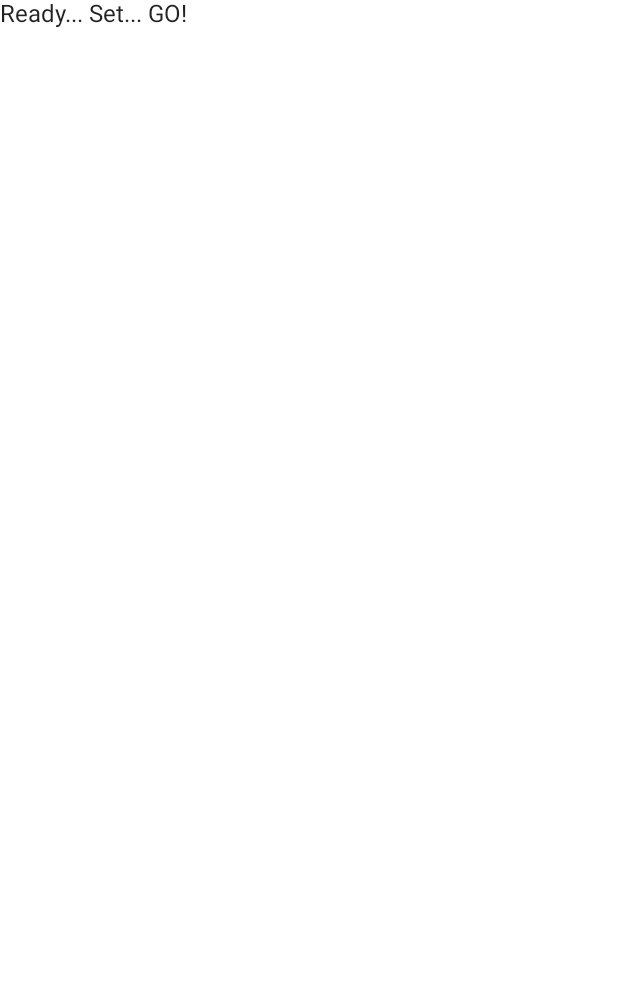
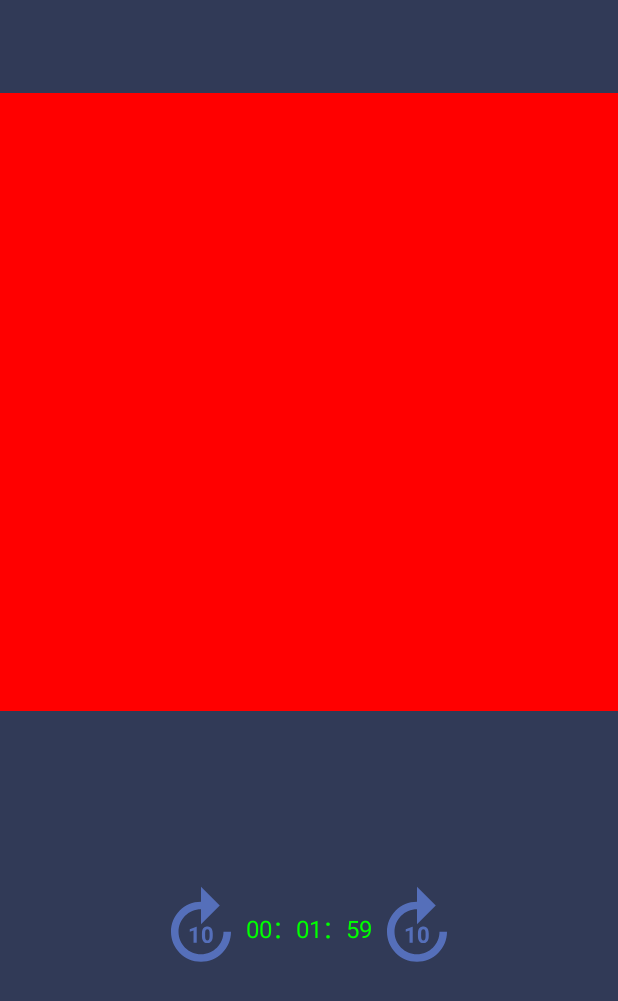
Before and after one commit to wzgcoder/CountDownTimer, an Android app built with Jetpack Compose: the screen it shows after launch (MainActivity), on a phone screen of 412 x 824 dp. Before the commit the part shown is almost empty. Shown: the top 1001 px of the screen. Run offline under Robolectric (Android 15) with nearby library versions, the phone set to English and light mode, and no system bars.

Commit message:
first commit

```diff
--- /dev/null
+++ b/app/src/main/java/com/example/androiddevchallenge/CountDown.kt
@@ -0,0 +1,70 @@
+package com.example.androiddevchallenge
+
+import androidx.compose.foundation.Image
+import androidx.compose.foundation.background
+import androidx.compose.foundation.layout.*
+import androidx.compose.material.*
+import androidx.compose.runtime.Composable
+import androidx.compose.ui.Alignment
+import androidx.compose.ui.Modifier
+import androidx.compose.ui.graphics.Color
+import androidx.compose.ui.res.painterResource
+import androidx.compose.ui.tooling.preview.Preview
+import androidx.compose.ui.unit.dp
+
+/**
+ * describe Java类作用描述.
+ *
+ * @author wangzhangang
+ * @date 2021/3/7 5:17 下午
+ */
+
+@Preview
+@Composable
+fun CountDown() {
+    Column(
+        Modifier
+            .fillMaxWidth()
+            .fillMaxHeight(),
+        verticalArrangement = Arrangement.Center
+    ) {
+        Box(
+            Modifier
+                .fillMaxWidth()
+                .aspectRatio(1f)
+                .background(Color.Red)
+        ) {
+        }
+
+        Row(
+            horizontalArrangement = Arrangement.Center,
+            verticalAlignment  = Alignment.CenterVertically,
+            modifier = Modifier
+                .fillMaxWidth()
+                .fillMaxHeight(0.7f)
+                .wrapContentHeight()
+        ) {
+            Image(
+                painter = painterResource(id = R.drawable.ic_reset),
+                contentDescription = null,
+                modifier = Modifier
+                    .height(60.dp)
+                    .width(60.dp)
+            )
+            Text(
+                text = "00：01：59",
+                color = Color.Green
+            )
+
+            Image(
+                painter = painterResource(id = R.drawable.ic_reset),
+                contentDescription = null,
+                modifier = Modifier
+                    .height(60.dp)
+                    .width(60.dp))
+
+        }
+
+
+    }
+}
--- a/app/src/main/java/com/example/androiddevchallenge/MainActivity.kt
+++ b/app/src/main/java/com/example/androiddevchallenge/MainActivity.kt
@@ -20,16 +20,15 @@ import androidx.activity.compose.setContent
 import androidx.appcompat.app.AppCompatActivity
 import androidx.compose.material.MaterialTheme
 import androidx.compose.material.Surface
-import androidx.compose.material.Text
 import androidx.compose.runtime.Composable
 import androidx.compose.ui.tooling.preview.Preview
-import com.example.androiddevchallenge.ui.theme.MyTheme
+import com.example.androiddevchallenge.ui.theme.CountDownTheme
 
 class MainActivity : AppCompatActivity() {
     override fun onCreate(savedInstanceState: Bundle?) {
         super.onCreate(savedInstanceState)
         setContent {
-            MyTheme {
+            CountDownTheme {
                 MyApp()
             }
         }
@@ -40,14 +39,15 @@ class MainActivity : AppCompatActivity() {
 @Composable
 fun MyApp() {
     Surface(color = MaterialTheme.colors.background) {
-        Text(text = "Ready... Set... GO!")
+        CountDown()
     }
 }
+
 
 @Preview("Light Theme", widthDp = 360, heightDp = 640)
 @Composable
 fun LightPreview() {
-    MyTheme {
+    CountDownTheme {
         MyApp()
     }
 }
@@ -55,7 +55,7 @@ fun LightPreview() {
 @Preview("Dark Theme", widthDp = 360, heightDp = 640)
 @Composable
 fun DarkPreview() {
-    MyTheme(darkTheme = true) {
+    CountDownTheme() {
         MyApp()
     }
 }
--- a/app/src/main/java/com/example/androiddevchallenge/ui/theme/Color.kt
+++ b/app/src/main/java/com/example/androiddevchallenge/ui/theme/Color.kt
@@ -21,3 +21,7 @@ val purple200 = Color(0xFFBB86FC)
 val purple500 = Color(0xFF6200EE)
 val purple700 = Color(0xFF3700B3)
 val teal200 = Color(0xFF03DAC5)
+
+val bgColorCenter = Color(0xFF313A57)
+val textColor = Color(0xFF5BC9B0)
+val btnColor = Color(0xFF5673C2)
--- a/app/src/main/java/com/example/androiddevchallenge/ui/theme/Theme.kt
+++ b/app/src/main/java/com/example/androiddevchallenge/ui/theme/Theme.kt
@@ -15,43 +15,21 @@
  */
 package com.example.androiddevchallenge.ui.theme
 
-import androidx.compose.foundation.isSystemInDarkTheme
 import androidx.compose.material.MaterialTheme
 import androidx.compose.material.darkColors
-import androidx.compose.material.lightColors
 import androidx.compose.runtime.Composable
+import androidx.compose.ui.graphics.Color
 
-private val DarkColorPalette = darkColors(
-    primary = purple200,
-    primaryVariant = purple700,
-    secondary = teal200
-)
-
-private val LightColorPalette = lightColors(
-    primary = purple500,
-    primaryVariant = purple700,
-    secondary = teal200
-
-        /* Other default colors to override
-    background = Color.White,
-    surface = Color.White,
-    onPrimary = Color.White,
-    onSecondary = Color.Black,
-    onBackground = Color.Black,
-    onSurface = Color.Black,
-    */
-)
 
 @Composable
-fun MyTheme(darkTheme: Boolean = isSystemInDarkTheme(), content: @Composable() () -> Unit) {
-    val colors = if (darkTheme) {
-        DarkColorPalette
-    } else {
-        LightColorPalette
-    }
-
+fun CountDownTheme(content: @Composable() () -> Unit) {
     MaterialTheme(
-        colors = colors,
+        colors = darkColors(
+            primary = textColor,
+            primaryVariant = btnColor,
+            secondary = Color.White,
+            background = bgColorCenter
+        ),
         typography = typography,
         shapes = shapes,
         content = content
--- /dev/null
+++ b/app/src/main/res/drawable/ic_reset.xml
@@ -0,0 +1,7 @@
+<vector android:height="24dp" android:tint="#556FBA"
+    android:viewportHeight="24" android:viewportWidth="24"
+    android:width="24dp" xmlns:android="http://schemas.android.com/apk/res/android">
+    <path android:fillColor="@android:color/white" android:pathData="M18,13c0,3.31 -2.69,6 -6,6s-6,-2.69 -6,-6s2.69,-6 6,-6v4l5,-5l-5,-5v4c-4.42,0 -8,3.58 -8,8c0,4.42 3.58,8 8,8s8,-3.58 8,-8H18z"/>
+    <path android:fillColor="@android:color/white" android:pathData="M10.86,15.94l0,-4.27l-0.09,0l-1.77,0.63l0,0.69l1.01,-0.31l0,3.26z"/>
+    <path android:fillColor="@android:color/white" android:pathData="M12.25,13.44v0.74c0,1.9 1.31,1.82 1.44,1.82c0.14,0 1.44,0.09 1.44,-1.82v-0.74c0,-1.9 -1.31,-1.82 -1.44,-1.82C13.55,11.62 12.25,11.53 12.25,13.44zM14.29,13.32v0.97c0,0.77 -0.21,1.03 -0.59,1.03c-0.38,0 -0.6,-0.26 -0.6,-1.03v-0.97c0,-0.75 0.22,-1.01 0.59,-1.01C14.07,12.3 14.29,12.57 14.29,13.32z"/>
+</vector>
```
Also changed, not shown: app/src/main/res/drawable/test.png (added).
